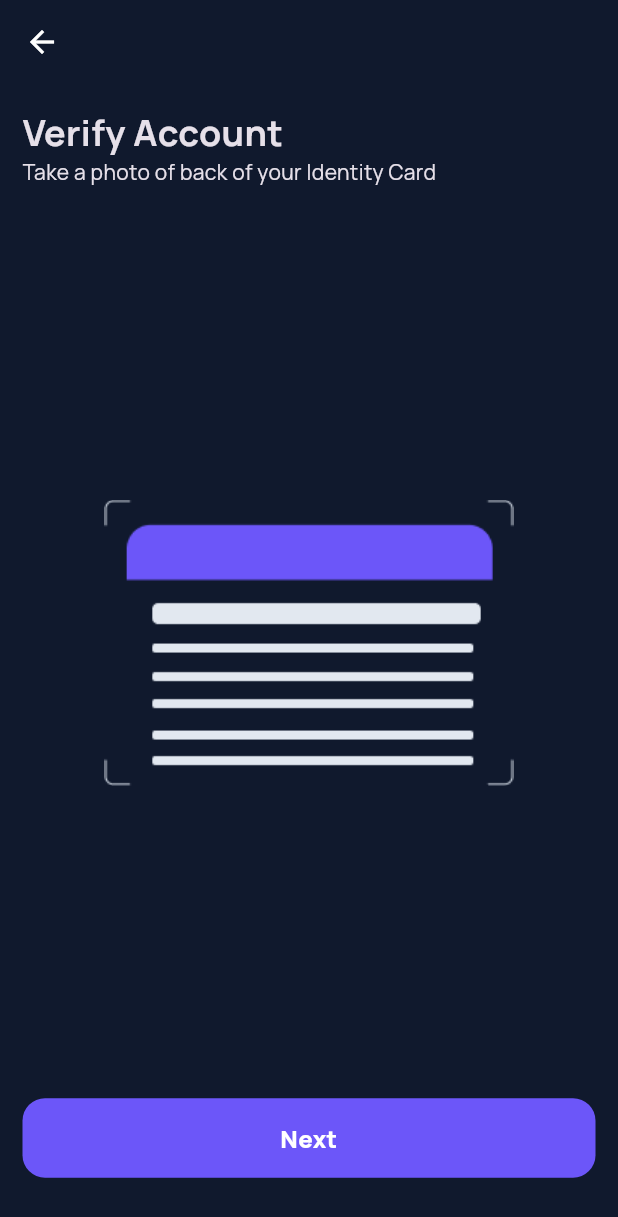
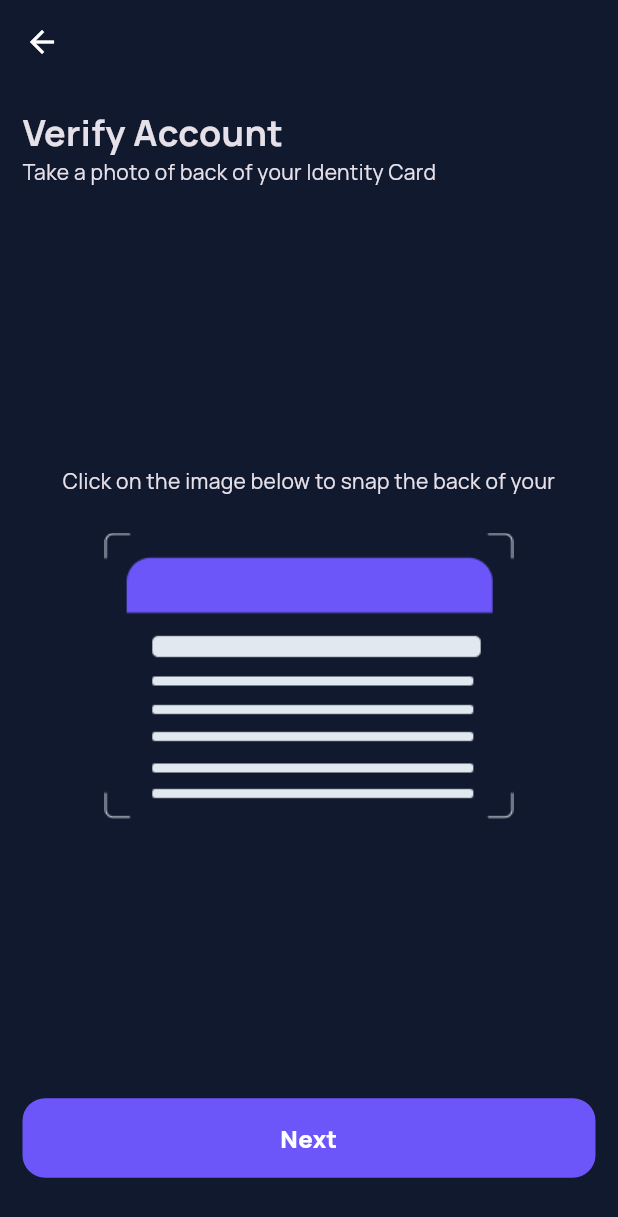
Before and after one commit to zeeshanayaz/razpay-wallet-app, a Flutter app: the KYCDocumentBackScreen screen opened by its route, on a phone screen of 412 x 824 dp. Shown: the top 1217 px of the screen. Run offline on Flutter 3.47's test engine with Material 3 defaults, Android fonts, the phone set to English and light mode, and no system bars; our stand-ins replace badges, fl_chart, flutter_screenutil, flutter_svg, get, google_fonts and 6 more; accounts and stored records are empty.

Commit message:
Prompt text added in KYC screens

```diff
--- a/lib/features/home/presentations/widgets/balance_card.dart
+++ b/lib/features/home/presentations/widgets/balance_card.dart
@@ -141,7 +141,7 @@ class BalanceCard extends StatelessWidget {
     required Function() onPress,
     required bool isDark,
   }) {
-    return GestureDetector(
+    return InkWell(
       onTap: onPress,
       child: Container(
         padding: const EdgeInsets.all(10),
--- a/lib/features/kyc/presentations/views/document_back.dart
+++ b/lib/features/kyc/presentations/views/document_back.dart
@@ -46,7 +46,15 @@ class _KYCDocumentBackScreenState extends State<KYCDocumentBackScreen> {
               ],
             ),
             Center(
-              child: InkWell(
+              child: Column(
+                children: [
+                  Text(
+                    'Click on the image below to snap the back of your ${kycInformationController.documentType}',
+                    style: textStyle14,
+                    textAlign: TextAlign.center,
+                  ),
+                  const SizedBoxH20(),
+                  InkWell(
                     customBorder: RoundedRectangleBorder(
                       borderRadius: BorderRadius.circular(10),
                     ),
@@ -68,6 +76,8 @@ class _KYCDocumentBackScreenState extends State<KYCDocumentBackScreen> {
                                           ),
                         ),)
                   ),
+                ],
+              ),
             ),
             Column(
               children: [
```
Also changed, not shown: lib/features/kyc/presentations/views/document.dart (+11 -1 lines). Lines whose indentation alone changed are shown as unchanged.
